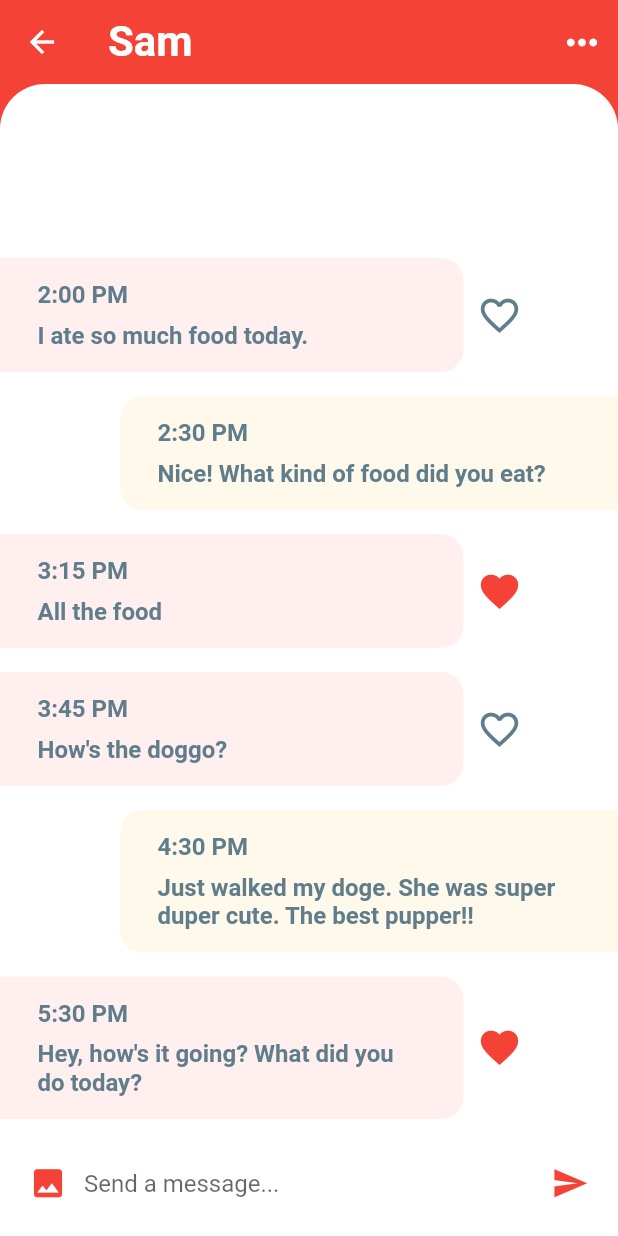
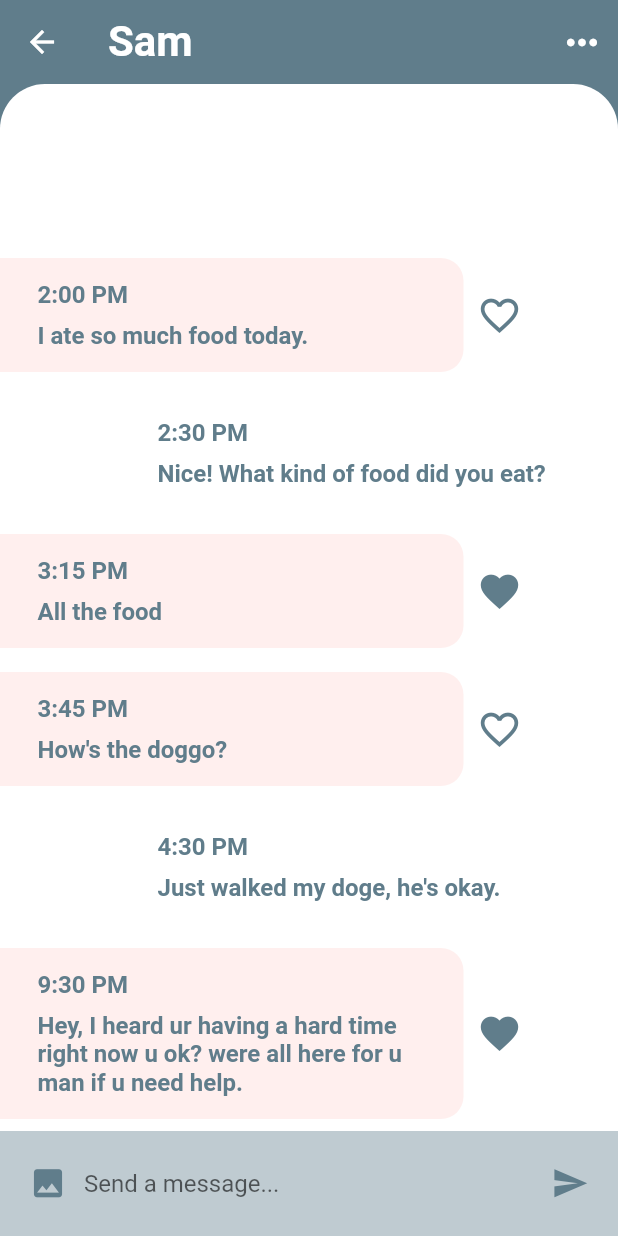
Before and after one commit to BiescasJohnPaul/CC105ACTIVITYFLUTTERCHATUITUTORIAL, a Flutter app: the screen it shows after launch, after a tap on "Sam", on a phone screen of 412 x 824 dp. Run offline on Flutter 3.47's test engine with Material 2 defaults, Android fonts, the phone set to English and light mode, and no system bars.

Commit message:
Flutter Chat UI Tutorial

```diff
--- a/lib/main.dart
+++ b/lib/main.dart
@@ -11,9 +11,9 @@ class MyApp extends StatelessWidget {
       title: 'Flutter Chat UI',
       debugShowCheckedModeBanner: false,
       theme: ThemeData(
-        primaryColor: Colors.red,
-        accentColor: Color(0xFFFEF9EB),
-      ),
+        primaryColor: Colors.blueGrey,
+        accentColor: Colors.white60,
+      ),  //0xFFFEF9EB
       home: HomeScreen(),
     );
   }
--- a/lib/models/message_model.dart
+++ b/lib/models/message_model.dart
@@ -69,49 +69,49 @@ List<Message> chats = [
   Message(
     sender: james,
     time: '5:30 PM',
-    text: 'Hey, how\'s it going? What did you do today?',
+    text: 'Hey, I heard ur having a hard time right now u ok? were all here for u man if u need help.',
     isLiked: false,
     unread: true,
   ),
   Message(
     sender: olivia,
     time: '4:30 PM',
-    text: 'Hey, how\'s it going? What did you do today?',
+    text: 'Hey, I heard ur having a hard time right now u ok? were all here for u man if u need help.',
     isLiked: false,
     unread: true,
   ),
   Message(
     sender: john,
     time: '3:30 PM',
-    text: 'Hey, how\'s it going? What did you do today?',
+    text: 'Hey, I heard ur having a hard time right now u ok? were all here for u man if u need help.',
     isLiked: false,
     unread: false,
   ),
   Message(
     sender: sophia,
     time: '2:30 PM',
-    text: 'Hey, how\'s it going? What did you do today?',
+    text: 'Hey, I heard ur having a hard time right now u ok? were all here for u man if u need help.',
     isLiked: false,
     unread: true,
   ),
   Message(
     sender: steven,
     time: '1:30 PM',
-    text: 'Hey, how\'s it going? What did you do today?',
+    text: 'Hey, I heard ur having a hard time right now u ok? were all here for u man if u need help.',
     isLiked: false,
     unread: false,
   ),
   Message(
     sender: sam,
     time: '12:30 PM',
-    text: 'Hey, how\'s it going? What did you do today?',
+    text: 'Hey, I heard ur having a hard time right now u ok? were all here for u man if u need help.',
     isLiked: false,
     unread: false,
   ),
   Message(
     sender: greg,
     time: '11:30 AM',
-    text: 'Hey, how\'s it going? What did you do today?',
+    text: 'Hey, I heard ur having a hard time right now u ok? were all here for u man if u need help.',
     isLiked: false,
     unread: false,
   ),
@@ -121,15 +121,15 @@ List<Message> chats = [
 List<Message> messages = [
   Message(
     sender: james,
-    time: '5:30 PM',
-    text: 'Hey, how\'s it going? What did you do today?',
+    time: '9:30 PM',
+    text: 'Hey, I heard ur having a hard time right now u ok? were all here for u man if u need help.',
     isLiked: true,
     unread: true,
   ),
   Message(
     sender: currentUser,
     time: '4:30 PM',
-    text: 'Just walked my doge. She was super duper cute. The best pupper!!',
+    text: 'Just walked my doge, he\'s okay.',
     isLiked: false,
     unread: true,
   ),
--- a/lib/screens/chat_screen.dart
+++ b/lib/screens/chat_screen.dart
@@ -85,7 +85,7 @@ class _ChatScreenState extends State<ChatScreen> {
     return Container(
       padding: EdgeInsets.symmetric(horizontal: 8.0),
       height: 70.0,
-      color: Colors.white,
+      color: Colors.white60,
       child: Row(
         children: <Widget>[
           IconButton(
```
